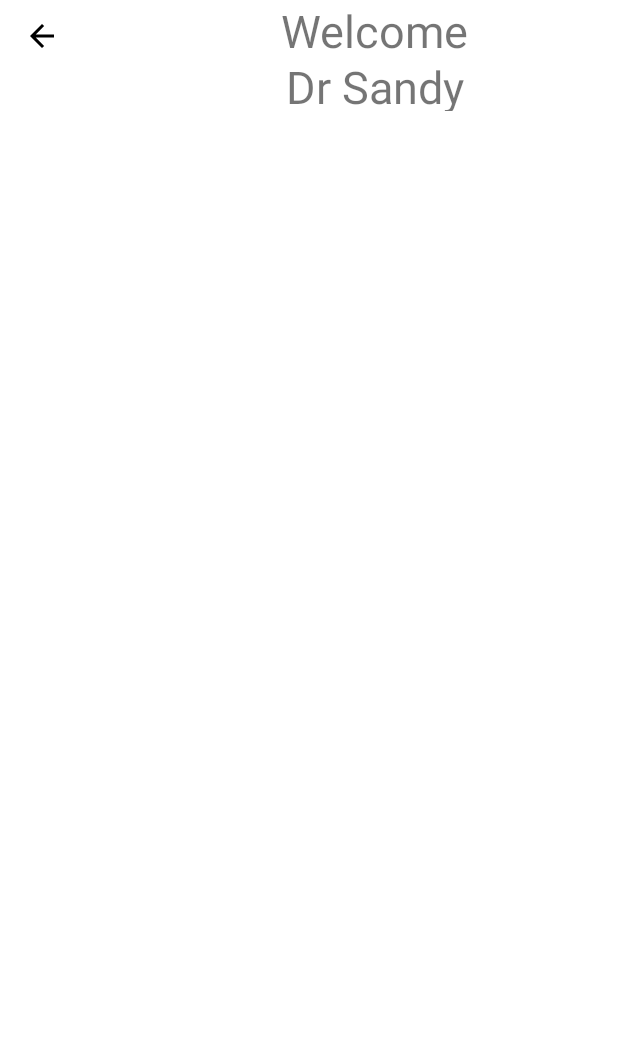
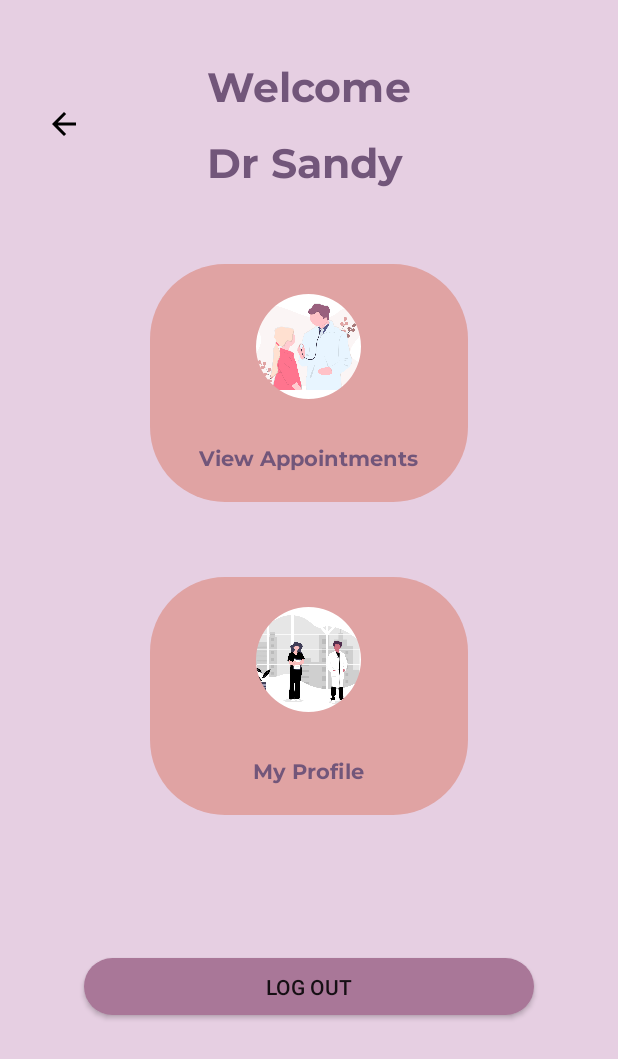
Before and after one commit to gichuhiii/mycounsellor, an Android app: the layout activity_doctor_homepage.xml on its own in the app's theme, with its tools: preview values and no code run, on a phone screen of 412 x 824 dp. Shown: the top 1059 px of the screen. Run offline under Robolectric (Android 15) with nearby library versions, the phone set to English and light mode, and no system bars.

Commit message:
Doctor's Page complete

```diff
--- a/app/src/main/AndroidManifest.xml
+++ b/app/src/main/AndroidManifest.xml
@@ -15,18 +15,21 @@
         tools:targetApi="31">
         <activity
             android:name=".Doctor_homepage"
-            android:exported="false" />
-        <activity
-            android:name=".MainActivity"
-            android:exported="true"
-            android:label="@string/app_name"
-            android:theme="@style/Theme.Mycounsellor.NoActionBar">
+            android:exported="true" >
+
             <intent-filter>
                 <action android:name="android.intent.action.MAIN" />
 
                 <category android:name="android.intent.category.LAUNCHER" />
             </intent-filter>
         </activity>
+        <activity
+            android:name=".MainActivity"
+            android:exported="true"
+            android:label="@string/app_name"
+            android:theme="@style/Theme.Mycounsellor.NoActionBar">
+
+        </activity>
     </application>
 
 </manifest>
--- /dev/null
+++ b/app/src/main/res/drawable/logout_button.xml
@@ -0,0 +1,6 @@
+<?xml version="1.0" encoding="utf-8"?>
+<shape xmlns:android="http://schemas.android.com/apk/res/android">
+    android:shape="rectangle">
+    <solid android:color="#A97798" />
+    <corners android:radius="50dp" />
+</shape>
--- /dev/null
+++ b/app/src/main/res/drawable/profile_buttons.xml
@@ -0,0 +1,6 @@
+<?xml version="1.0" encoding="utf-8"?>
+<shape xmlns:android="http://schemas.android.com/apk/res/android">
+    android:shape="rectangle">
+    <solid android:color="#E0A3A3" />
+    <corners android:radius="50dp" />
+</shape>
--- a/app/src/main/res/layout/activity_doctor_homepage.xml
+++ b/app/src/main/res/layout/activity_doctor_homepage.xml
@@ -12,53 +12,138 @@
         android:layout_height="match_parent"
         app:layout_constraintBottom_toBottomOf="parent"
         app:layout_constraintStart_toStartOf="parent"
+        android:background="@color/bg_color"
+
         app:layout_constraintTop_toTopOf="parent"
         android:orientation="vertical"
         >
 
-    <LinearLayout
+        <androidx.constraintlayout.widget.ConstraintLayout
             android:layout_width="match_parent"
             android:layout_height="wrap_content"
             android:orientation="horizontal"
+            android:layout_marginTop="40dp"
             app:layout_constraintStart_toStartOf="parent"
             app:layout_constraintTop_toTopOf="parent">
 
+
             <Button
+                android:id="@+id/button2"
+                android:layout_width="53dp"
+                android:layout_height="48dp"
+                android:layout_gravity="center_vertical"
+                android:background="@color/transparent"
+                android:drawableLeft="@drawable/ic_baseline_arrow_back_24"
+                app:layout_constraintBottom_toBottomOf="parent"
+                app:layout_constraintEnd_toStartOf="@+id/linearLayout3"
+                app:layout_constraintHorizontal_bias="0.173"
+                app:layout_constraintStart_toStartOf="parent"
+                app:layout_constraintTop_toTopOf="parent"
+                app:layout_constraintVertical_bias="0.484" />
+
+            <LinearLayout
+                android:id="@+id/linearLayout3"
                 android:layout_width="wrap_content"
                 android:layout_height="wrap_content"
-            android:background="@color/transparent"
-            android:drawableLeft="@drawable/ic_baseline_arrow_back_24"
-            android:gravity="" />
-
-        <LinearLayout
-                android:layout_width="match_parent"
-                android:layout_height="74dp"
                 android:orientation="vertical"
-                android:layout_gravity=""
-                >
+                app:layout_constraintEnd_toEndOf="parent"
+                app:layout_constraintStart_toStartOf="parent"
+                app:layout_constraintTop_toTopOf="parent">
 
                 <TextView
                     android:id="@+id/welcome"
                     android:layout_width="wrap_content"
                     android:layout_height="wrap_content"
+                    android:layout_marginBottom="15dp"
                     android:layout_weight="1"
+                    android:fontFamily="@font/montserrat_bold"
                     android:text="Welcome"
-                    android:textSize="30sp"
-                    android:layout_gravity="center_horizontal"
-                    />
+                    android:textColor="@color/text_color"
+                    android:textSize="27sp" />
 
                 <TextView
                     android:id="@+id/doctor_name"
                     android:layout_width="wrap_content"
                     android:layout_height="wrap_content"
+
                     android:layout_weight="1"
+                    android:fontFamily="@font/montserrat_bold"
                     android:text="Dr Sandy"
-                    android:textSize="30sp"
+                    android:textColor="@color/text_color"
+                    android:textSize="27sp" />
+            </LinearLayout>
+        </androidx.constraintlayout.widget.ConstraintLayout>
+        <LinearLayout
+            android:layout_width="match_parent"
+            android:layout_height="wrap_content"
+            android:orientation="vertical"
+            android:layout_marginTop="50dp"
+            android:background="@drawable/profile_buttons"
+            android:layout_marginEnd="100dp"
+            android:layout_marginStart="100dp"
+
+
+            >
+
+            <com.google.android.material.imageview.ShapeableImageView
+                android:layout_width="70dp"
+                android:layout_height="70dp"
+                android:scaleType="centerCrop"
+                android:src="@drawable/doctor_appointment"
+                app:shapeAppearanceOverlay="@style/ShapeAppearance.Material3.Corner.Full"
+                android:layout_gravity="center_horizontal"
+                android:layout_marginTop="20dp"
+                android:layout_marginBottom="30dp"
+                />
+            <TextView
+                android:layout_width="wrap_content"
+                android:layout_height="wrap_content"
+                android:text="View Appointments"
+                android:paddingBottom="20dp"
+                android:fontFamily="@font/montserrat_bold"
+                android:textColor="@color/text_color"
                 android:layout_gravity="center_horizontal"
                 />
+        </LinearLayout>
+        <LinearLayout
+            android:layout_width="match_parent"
+            android:layout_height="wrap_content"
+            android:orientation="vertical"
+            android:layout_marginTop="50dp"
+            android:background="@drawable/profile_buttons"
+            android:layout_marginBottom="50dp"
+            android:layout_marginEnd="100dp"
+            android:layout_marginStart="100dp"
+            >
+            <com.google.android.material.imageview.ShapeableImageView
+                android:layout_width="70dp"
+                android:layout_height="70dp"
+                android:scaleType="centerCrop"
+                android:src="@drawable/doctor_profile"
+                app:shapeAppearanceOverlay="@style/ShapeAppearance.Material3.Corner.Full"
+                android:layout_gravity="center_horizontal"
+                android:layout_marginTop="20dp"
+                android:layout_marginBottom="30dp"
+                />
+            <TextView
+                android:layout_width="wrap_content"
+                android:layout_height="wrap_content"
+                android:text="My Profile"
+                android:paddingBottom="20dp"
+                android:fontFamily="@font/montserrat_bold"
+                android:textColor="@color/text_color"
+                android:layout_gravity="center_horizontal"
+                />
+        </LinearLayout>
+        <androidx.appcompat.widget.AppCompatButton
+            android:layout_width="wrap_content"
+            android:layout_height="38dp"
+            android:layout_gravity="bottom|center_horizontal"
+            android:width="300dp"
+            android:layout_marginTop="45dp"
+            android:background="@drawable/logout_button"
+            android:text="Log Out" />
 
 
     </LinearLayout>
-        </LinearLayout>
-    </LinearLayout>
 </androidx.constraintlayout.widget.ConstraintLayout>
--- a/app/src/main/res/values/colors.xml
+++ b/app/src/main/res/values/colors.xml
@@ -8,4 +8,10 @@
     <color name="black">#FF000000</color>
     <color name="white">#FFFFFFFF</color>
     <color name="transparent">#00FFFFFF</color>
+    <color name="text_color">#72567A</color>
+    <color name="bg_color">#E6CFE2</color>
+    <color name="button_color">#A97798</color>
+    <color name="button_color_secondary">#E0A3A3</color>
+    <color name="logout_button">#A97798</color>
+
 </resources>
```
Also changed, not shown: app/src/main/res/drawable/doctor_appointment.png (added), app/src/main/res/drawable/doctor_profile.png (added), app/src/main/res/font/montserrat_bold.ttf (added). Lines whose indentation alone changed are shown as unchanged.
